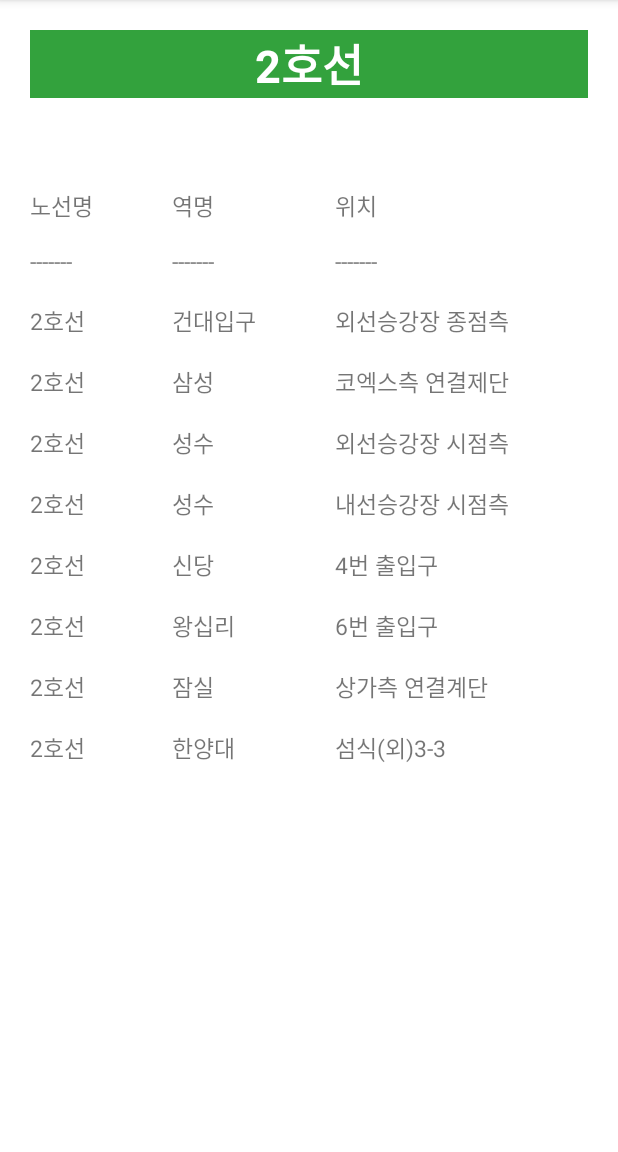
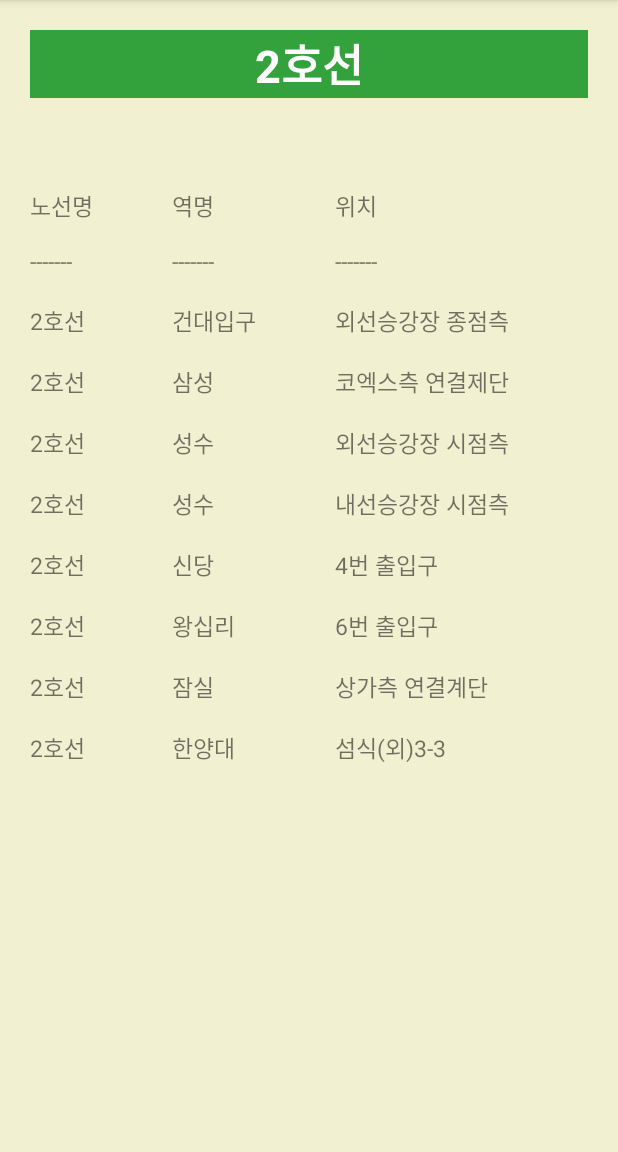
Before and after one commit to STIIIIITCH/SubTago_Java, an Android app: the line2Activity screen opened directly, with no data from a screen before it, on a phone screen of 412 x 824 dp, the part 84-1236 px from its top. Run offline under Robolectric (Android 15) with nearby library versions, the phone set to English and light mode, and no system bars.

Commit message:
background color

```diff
--- a/app/src/main/res/layout/line2layout.xml
+++ b/app/src/main/res/layout/line2layout.xml
@@ -3,6 +3,7 @@
     android:layout_width="match_parent"
     android:layout_height="match_parent"
     android:padding="20dp"
+    android:background="@color/background"
     android:orientation="vertical">
 
     <LinearLayout
--- a/app/src/main/res/layout/line3layout.xml
+++ b/app/src/main/res/layout/line3layout.xml
@@ -3,6 +3,7 @@
     android:layout_width="match_parent"
     android:layout_height="match_parent"
     android:padding="20dp"
+    android:background="@color/background"
     android:orientation="vertical">
 
     <LinearLayout
--- a/app/src/main/res/layout/line4layout.xml
+++ b/app/src/main/res/layout/line4layout.xml
@@ -3,6 +3,7 @@
     android:layout_width="match_parent"
     android:layout_height="match_parent"
     android:padding="20dp"
+    android:background="@color/background"
     android:orientation="vertical">
 
     <LinearLayout
--- a/app/src/main/res/layout/line5layout.xml
+++ b/app/src/main/res/layout/line5layout.xml
@@ -3,6 +3,7 @@
     android:layout_width="match_parent"
     android:layout_height="match_parent"
     android:padding="20dp"
+    android:background="@color/background"
     android:orientation="vertical">
 
     <LinearLayout
--- a/app/src/main/res/layout/line6layout.xml
+++ b/app/src/main/res/layout/line6layout.xml
@@ -3,6 +3,7 @@
     android:layout_width="match_parent"
     android:layout_height="match_parent"
     android:orientation="vertical"
+    android:background="@color/background"
     android:padding="20dp">
 
     <LinearLayout
--- a/app/src/main/res/layout/line7layout.xml
+++ b/app/src/main/res/layout/line7layout.xml
@@ -3,6 +3,7 @@
     android:layout_width="match_parent"
     android:layout_height="match_parent"
     android:padding="20dp"
+    android:background="@color/background"
     android:orientation="vertical">
 
     <LinearLayout
--- a/app/src/main/res/layout/line8layout.xml
+++ b/app/src/main/res/layout/line8layout.xml
@@ -3,6 +3,7 @@
     android:layout_width="match_parent"
     android:layout_height="match_parent"
     android:padding="20dp"
+    android:background="@color/background"
     android:orientation="vertical">
 
     <LinearLayout
--- a/app/src/main/res/layout/line9layout.xml
+++ b/app/src/main/res/layout/line9layout.xml
@@ -3,6 +3,7 @@
     android:layout_width="match_parent"
     android:layout_height="match_parent"
     android:padding="20dp"
+    android:background="@color/background"
     android:orientation="vertical">
 
     <LinearLayout
```
